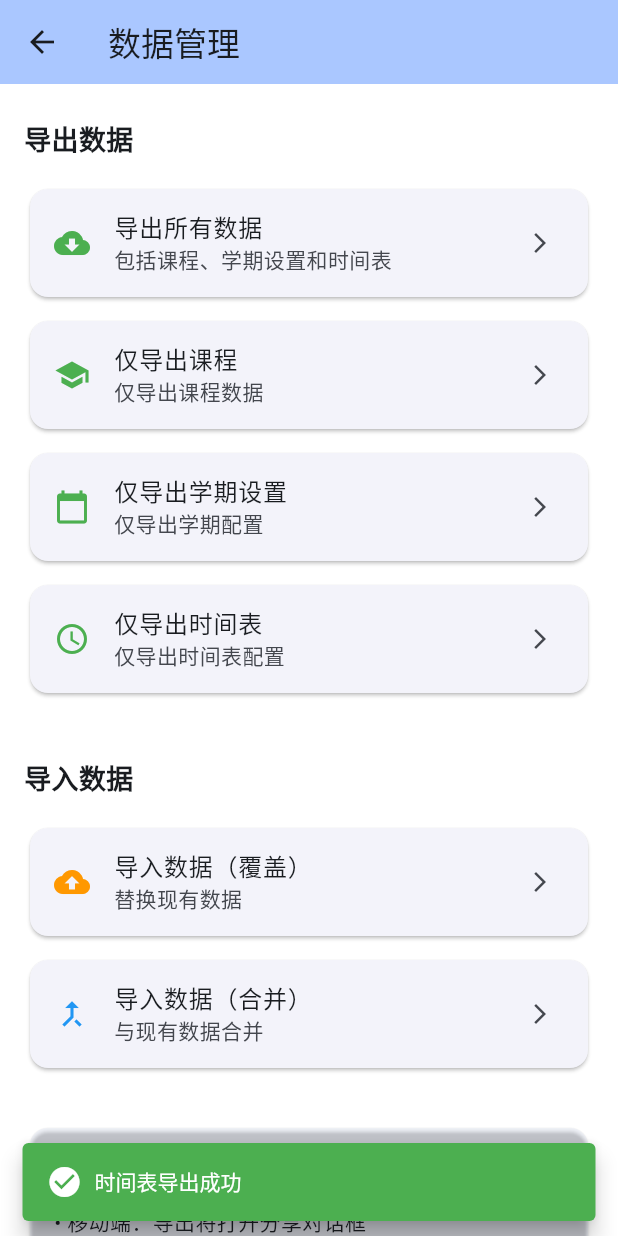
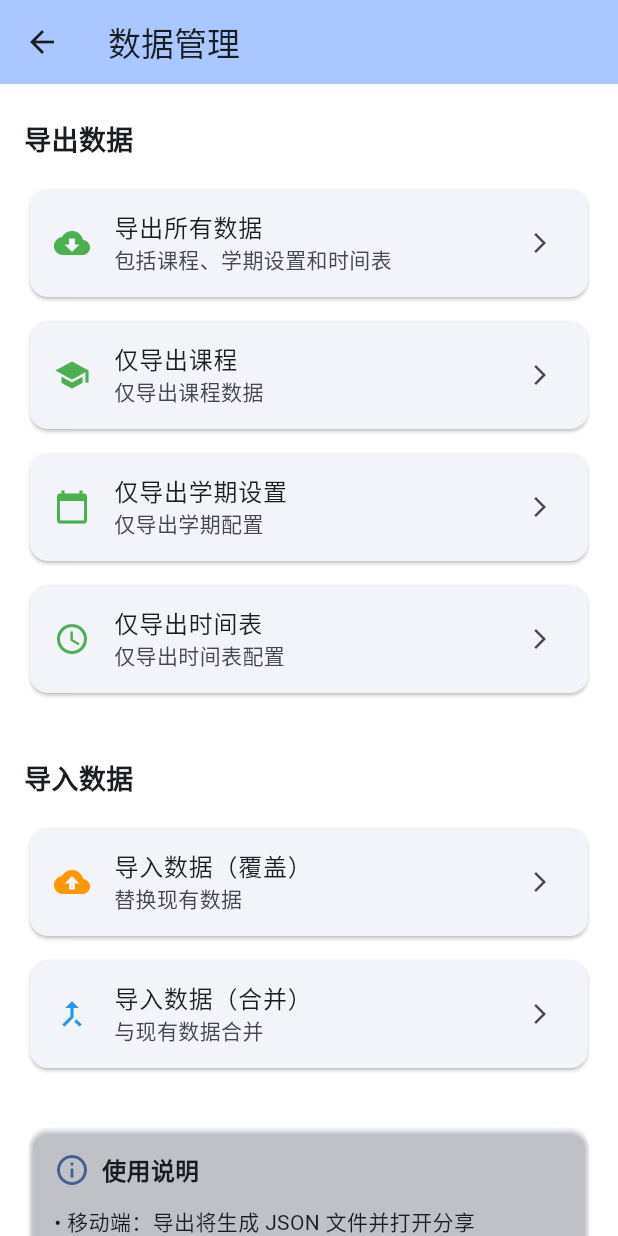
Before and after one commit to Lparksi/curriculun, a Flutter app: the DataManagementPage screen opened directly, after a tap on "仅导出时间表", on a phone screen of 412 x 824 dp. Run offline on Flutter 3.47's test engine with Material 3 defaults, Android fonts, the phone set to English and light mode, and no system bars; our stand-ins replace file_picker, share_plus, shared_preferences, web; missing offline and left inert: dart:js_interop; accounts and stored records are empty; statements that could not run were skipped.

Commit message:
fix: 修复移动端导出配置改为分享 JSON 文件
- 移动端导出时创建临时 JSON 文件并通过系统分享
- 使用 XFile 替代纯文本分享，提升用户体验
- 添加临时文件自动清理机制（延迟 5 秒）
- 更新 UI 说明文字，准确描述导出行为

改进前：移动端分享纯文本 JSON 字符串
改进后：移动端分享实际的 .json 文件，可保存到文件管理器

```diff
--- a/lib/pages/data_management_page.dart
+++ b/lib/pages/data_management_page.dart
@@ -187,7 +187,7 @@ class _DataManagementPageState extends State<DataManagementPage> {
             Text(
               kIsWeb
                   ? '• Web 端：导出将下载 JSON 文件到本地'
-                  : '• 移动端：导出将打开分享对话框',
+                  : '• 移动端：导出将生成 JSON 文件并打开分享',
               style: TextStyle(color: colorScheme.onSurface),
             ),
             const SizedBox(height: 4),
@@ -309,13 +309,29 @@ class _DataManagementPageState extends State<DataManagementPage> {
         // Web 平台：触发浏览器下载
         WebFileUtils.downloadFile(content, fileName);
       } else {
-        // 移动/桌面平台：使用分享功能
+        // 移动/桌面平台：先保存为临时文件，然后分享文件
+        final directory = await Directory.systemTemp.createTemp('curriculum_export_');
+        final filePath = '${directory.path}/$fileName';
+        final file = File(filePath);
+        await file.writeAsString(content);
+
+        // 使用 XFile 分享文件
+        final xFile = XFile(filePath);
         await SharePlus.instance.share(
           ShareParams(
-            text: content,
-            subject: '课程表数据导出 - $fileName',
+            files: [xFile],
+            subject: '课程表数据导出',
           ),
         );
+
+        // 清理临时文件（延迟清理以确保分享完成）
+        Future.delayed(const Duration(seconds: 5), () {
+          try {
+            directory.deleteSync(recursive: true);
+          } catch (e) {
+            debugPrint('清理临时文件失败: $e');
+          }
+        });
       }
     } catch (e) {
       rethrow;
```
